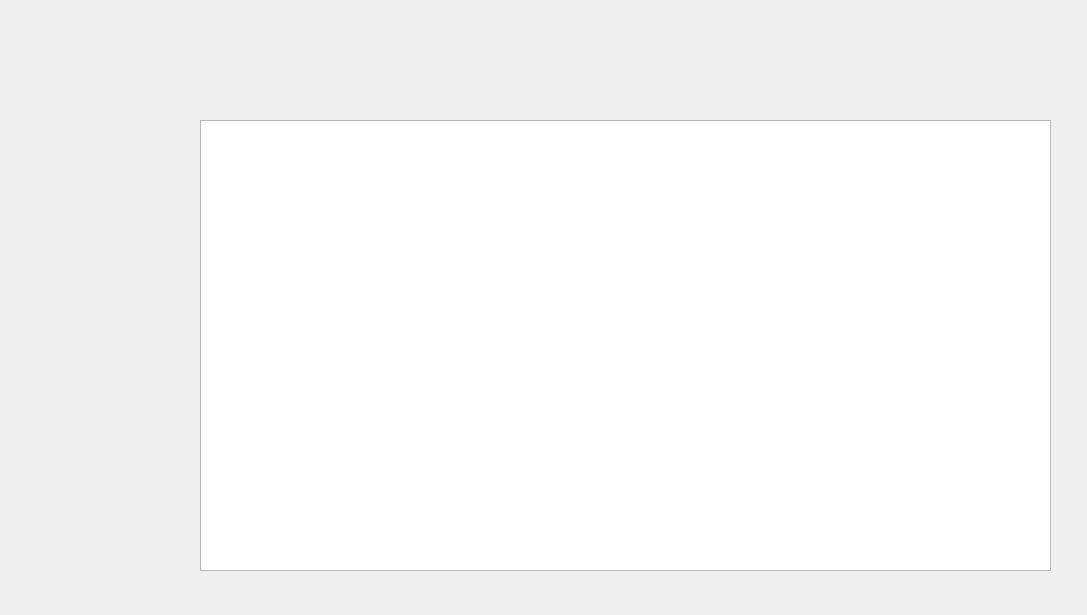
This is employee.ui in softsurgery/eco-smart as Qt 5 draws it before an edit. The edited form follows.
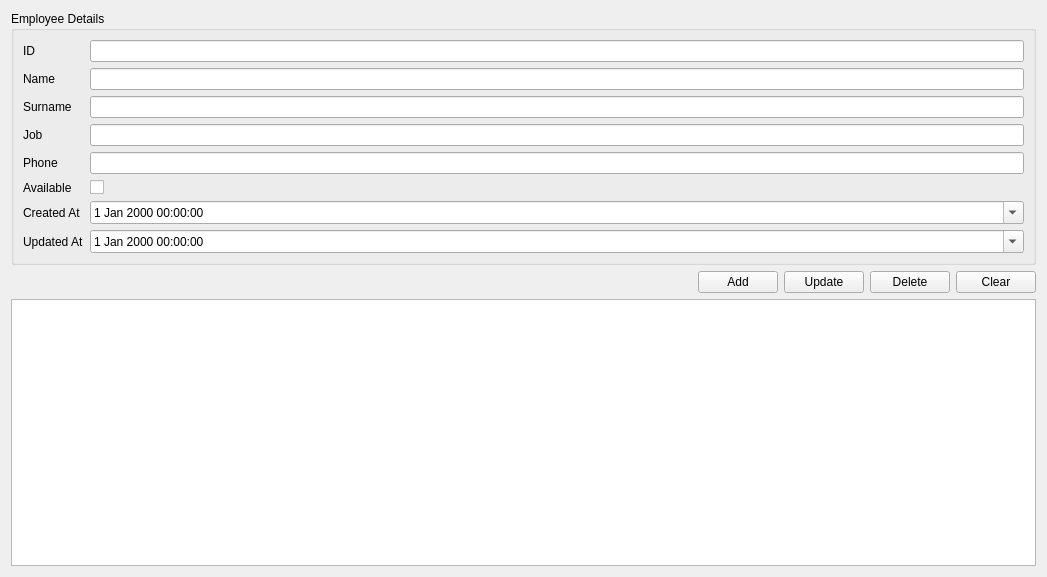
This is the edited form.

Commit message: feat(employee): Add employee management features

Patch:
```diff
--- a/employee.ui
+++ b/employee.ui
@@ -6,23 +6,174 @@
    <rect>
     <x>0</x>
     <y>0</y>
-    <width>1087</width>
-    <height>615</height>
+    <width>1047</width>
+    <height>577</height>
    </rect>
   </property>
   <property name="windowTitle">
    <string>Employee</string>
   </property>
-  <widget class="QTableWidget" name="tableWidget">
-   <property name="geometry">
-    <rect>
-     <x>200</x>
-     <y>120</y>
-     <width>851</width>
-     <height>451</height>
-    </rect>
-   </property>
-  </widget>
+  <layout class="QVBoxLayout" name="verticalLayout">
+   <item>
+    <widget class="QGroupBox" name="grpEmployeeDetails">
+     <property name="title">
+      <string>Employee Details</string>
+     </property>
+     <layout class="QGridLayout" name="gridLayout">
+      <item row="7" column="0">
+       <widget class="QLabel" name="lblEmployeeUpdatedAt">
+        <property name="text">
+         <string>Updated At</string>
+        </property>
+       </widget>
+      </item>
+      <item row="7" column="1">
+       <widget class="QDateTimeEdit" name="dtEmployeeUpdatedAt">
+        <property name="calendarPopup">
+         <bool>true</bool>
+        </property>
+       </widget>
+      </item>
+      <item row="2" column="1">
+       <widget class="QLineEdit" name="leEmployeeSurname"/>
+      </item>
+      <item row="4" column="1">
+       <widget class="QLineEdit" name="leEmployeePhone"/>
+      </item>
+      <item row="4" column="0">
+       <widget class="QLabel" name="lblEmployeePhone">
+        <property name="text">
+         <string>Phone</string>
+        </property>
+       </widget>
+      </item>
+      <item row="6" column="0">
+       <widget class="QLabel" name="lblEmployeeCreatedAt">
+        <property name="text">
+         <string>Created At</string>
+        </property>
+       </widget>
+      </item>
+      <item row="5" column="0">
+       <widget class="QLabel" name="lblEmployeeAvailable">
+        <property name="text">
+         <string>Available</string>
+        </property>
+       </widget>
+      </item>
+      <item row="5" column="1">
+       <widget class="QCheckBox" name="chkEmployeeAvailable">
+        <property name="text">
+         <string/>
+        </property>
+       </widget>
+      </item>
+      <item row="3" column="1">
+       <widget class="QLineEdit" name="leEmployeeJob"/>
+      </item>
+      <item row="0" column="0">
+       <widget class="QLabel" name="lblEmployeeId">
+        <property name="text">
+         <string>ID</string>
+        </property>
+       </widget>
+      </item>
+      <item row="1" column="1">
+       <widget class="QLineEdit" name="leEmployeeName"/>
+      </item>
+      <item row="3" column="0">
+       <widget class="QLabel" name="lblEmployeeJob">
+        <property name="text">
+         <string>Job</string>
+        </property>
+       </widget>
+      </item>
+      <item row="2" column="0">
+       <widget class="QLabel" name="lblEmployeeSurname">
+        <property name="text">
+         <string>Surname</string>
+        </property>
+       </widget>
+      </item>
+      <item row="6" column="1">
+       <widget class="QDateTimeEdit" name="dtEmployeeCreatedAt">
+        <property name="calendarPopup">
+         <bool>true</bool>
+        </property>
+       </widget>
+      </item>
+      <item row="1" column="0">
+       <widget class="QLabel" name="lblEmployeeName">
+        <property name="text">
+         <string>Name</string>
+        </property>
+       </widget>
+      </item>
+      <item row="0" column="1">
+       <widget class="QLineEdit" name="leEmployeeId"/>
+      </item>
+     </layout>
+    </widget>
+   </item>
+   <item>
+    <layout class="QHBoxLayout" name="horizontalLayoutButtons">
+     <item>
+      <spacer name="horizontalSpacer">
+       <property name="orientation">
+        <enum>Qt::Orientation::Horizontal</enum>
+       </property>
+       <property name="sizeHint" stdset="0">
+        <size>
+         <width>40</width>
+         <height>20</height>
+        </size>
+       </property>
+      </spacer>
+     </item>
+     <item>
+      <widget class="QPushButton" name="btnAddEmployee">
+       <property name="text">
+        <string>Add</string>
+       </property>
+      </widget>
+     </item>
+     <item>
+      <widget class="QPushButton" name="btnUpdateEmployee">
+       <property name="text">
+        <string>Update</string>
+       </property>
+      </widget>
+     </item>
+     <item>
+      <widget class="QPushButton" name="btnDeleteEmployee">
+       <property name="text">
+        <string>Delete</string>
+       </property>
+      </widget>
+     </item>
+     <item>
+      <widget class="QPushButton" name="btnClearEmployee">
+       <property name="text">
+        <string>Clear</string>
+       </property>
+      </widget>
+     </item>
+    </layout>
+   </item>
+   <item>
+    <widget class="QTableView" name="tvEmployees">
+     <property name="editTriggers">
+      <set>QAbstractItemView::EditTrigger::NoEditTriggers</set>
+     </property>
+     <property name="selectionMode">
+      <enum>QAbstractItemView::SelectionMode::SingleSelection</enum>
+     </property>
+     <property name="selectionBehavior">
+      <enum>QAbstractItemView::SelectionBehavior::SelectRows</enum>
+     </property>
+    </widget>
+   </item>
+  </layout>
  </widget>
  <resources/>
  <connections/>
```
Left out of the diff: 2 changed lines with no effect on the pictures. The commit also changes 9 other files.
